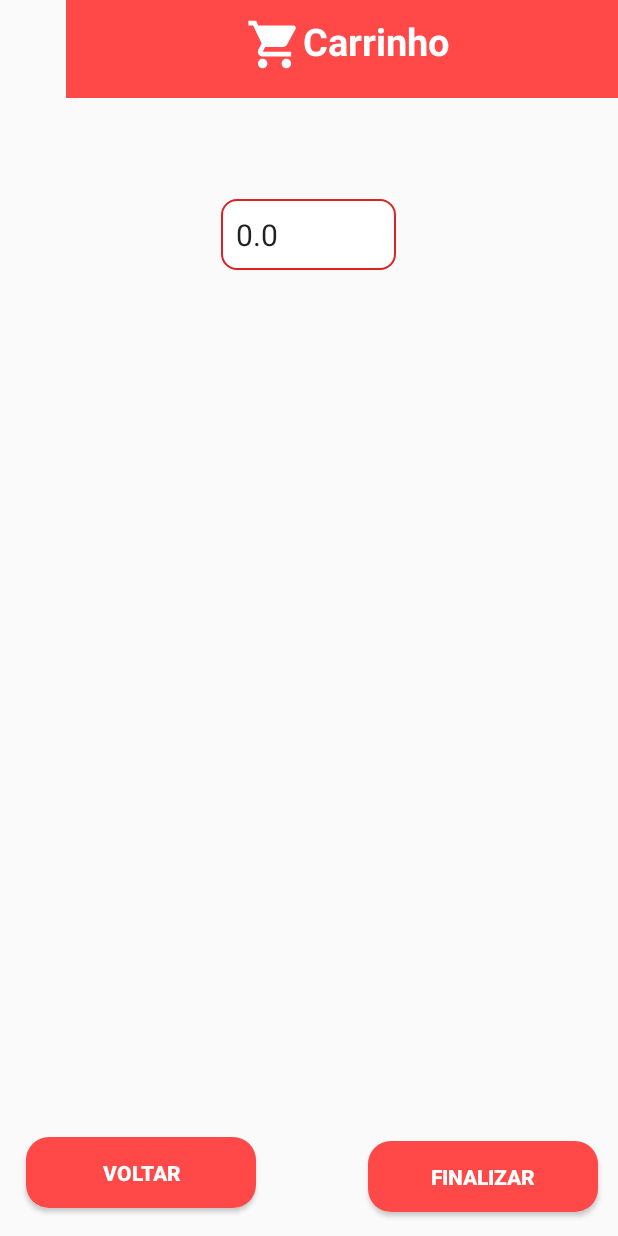
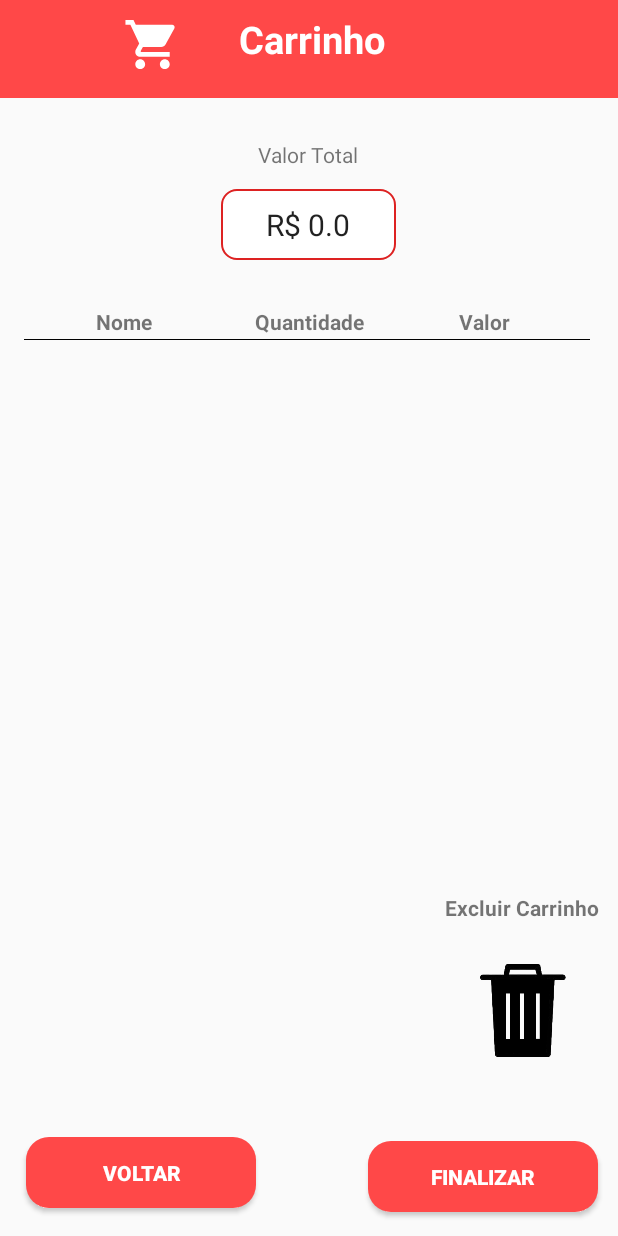
Before and after one commit to Lovato17/iFarma, an Android app: the Carrinho screen opened directly, with no data from a screen before it, on a phone screen of 412 x 824 dp. Run offline under Robolectric (Android 15) with nearby library versions, the phone set to English and light mode, and no system bars.

Commit message:
Projeto Pronto!!
acabamos galera

```diff
--- a/iFarma/app/src/main/java/com/example/ifarma/Carrinho.java
+++ b/iFarma/app/src/main/java/com/example/ifarma/Carrinho.java
@@ -31,17 +31,37 @@ public class Carrinho extends AppCompatActivity {
     protected void onCreate(Bundle savedInstanceState) {
         super.onCreate(savedInstanceState);
         setContentView(R.layout.activity_carrinho);
-
+        final TextView txtQTD = (TextView) findViewById(R.id.txtQuantidade);
+        final Button btnexcluir = (Button)findViewById(R.id.btnExcluir);
+        final TextView txtValor = (TextView)findViewById(R.id.txtTotal);
         final TextView ProdutoTXT = (TextView) findViewById(R.id.txtProdutos);
         final EditText totalEDT = (EditText) findViewById(R.id.edttotal);
         Finalizar = (Button) findViewById(R.id.btn_finalizar);
+
+        btnexcluir.setOnClickListener(new View.OnClickListener() {
+            @Override
+            public void onClick(View v) {
+                //produtosSelecionados.add(" ");
+                totalEDT.setText("");
+                txtQTD.setText("");
+                txtValor.setText("");
+                ProdutoTXT.setText("");
+                produtosSelecionados.clear();
+                precoTotal = 0;
+                Toast.makeText(Carrinho.this, "Compra Excluida Com Sucesso!!", Toast.LENGTH_SHORT).show();
+
+                startActivity(new Intent(Carrinho.this, Produtos.class));
+
+            }
+        });
         Finalizar.setOnClickListener(new View.OnClickListener() {
             @Override
             public void onClick(View v) {
                 //produtosSelecionados.add(" ");
                 totalEDT.setText("");
-
-                ProdutoTXT.setText(" ");
+                txtQTD.setText("");
+                txtValor.setText("");
+                ProdutoTXT.setText("");
                 produtosSelecionados.clear();
                 precoTotal = 0;
                 Toast.makeText(Carrinho.this, "Compra Finalizada Com Sucesso!!", Toast.LENGTH_SHORT).show();
@@ -57,7 +77,8 @@ public class Carrinho extends AppCompatActivity {
                 startActivity(new Intent(Carrinho.this, Produtos.class));
             }
         });
-
+        txtQTD.setText("");
+        txtValor.setText("");
         ProdutoTXT.setText("");
 
         try {
@@ -75,14 +96,16 @@ public class Carrinho extends AppCompatActivity {
                 if (ProdutossTXT.contains(nome)){
                 }
                 else{
-                    ProdutoTXT.setText(ProdutoTXT.getText() + "\n Nome - " + nome +  " Preço unitario - " + preco + " Quantidade - " + qtd + " Preço - " + (preco * qtd));
+                    ProdutoTXT.setText(ProdutoTXT.getText() + "\n"+"|       " + nome);
+                    txtQTD.setText(txtQTD.getText() + "\n"+"|           "+qtd);
+                    txtValor.setText(txtValor.getText() + "\n"+"|           "+preco * qtd);
 
                     precoTotal += preco*qtd;
                     idTxt++;
                     idBtn++;
                 }
             }
-            totalEDT.setText("" + precoTotal);
+            totalEDT.setText("R$ " + precoTotal);
         }
         catch (Exception erro){
             ProdutoTXT.setText(erro.toString());
--- a/iFarma/app/src/main/res/layout/activity_carrinho.xml
+++ b/iFarma/app/src/main/res/layout/activity_carrinho.xml
@@ -11,7 +11,7 @@
 
     <RelativeLayout
         android:id="@+id/div_topo_carrinho"
-        android:layout_width="368dp"
+        android:layout_width="414dp"
         android:layout_height="65dp"
         android:background="#FF4848"
         android:padding="10dp"
@@ -24,18 +24,21 @@
 
         <TextView
             android:id="@+id/lblTituloCarrinho"
-            android:layout_width="116dp"
-            android:layout_height="50dp"
+            android:layout_width="wrap_content"
+            android:layout_height="55dp"
             android:layout_alignParentStart="true"
             android:layout_alignParentLeft="true"
+            android:layout_alignParentTop="true"
             android:layout_alignParentEnd="true"
             android:layout_alignParentRight="true"
-            android:layout_marginStart="148dp"
-            android:layout_marginLeft="148dp"
-            android:layout_marginEnd="94dp"
-            android:layout_marginRight="94dp"
-            android:layout_marginBottom="5dp"
+            android:layout_marginStart="143dp"
+            android:layout_marginLeft="143dp"
+            android:layout_marginTop="-1dp"
+            android:layout_marginEnd="138dp"
+            android:layout_marginRight="138dp"
+            android:gravity="center_horizontal"
             android:text="Carrinho"
+            android:textAlignment="center"
             android:textColor="#fff"
             android:textSize="25sp"
             android:textStyle="bold" />
@@ -47,10 +50,10 @@
             android:layout_alignParentLeft="true"
             android:layout_alignParentEnd="true"
             android:layout_alignParentRight="true"
-            android:layout_marginStart="110dp"
-            android:layout_marginLeft="110dp"
-            android:layout_marginEnd="200dp"
-            android:layout_marginRight="200dp"
+            android:layout_marginStart="61dp"
+            android:layout_marginLeft="61dp"
+            android:layout_marginEnd="269dp"
+            android:layout_marginRight="269dp"
             android:src="@drawable/ic_shopping_cart" />
 
     </RelativeLayout>
@@ -58,11 +61,13 @@
     <EditText
         android:id="@+id/edttotal"
         android:layout_width="wrap_content"
+        android:textAlignment="center"
         android:layout_height="wrap_content"
         android:layout_below="@+id/div_topo_carrinho"
         android:layout_centerHorizontal="true"
         android:layout_margin="10dp"
         android:background="@drawable/custom_input"
+        android:cursorVisible="false"
         android:hint="Preço total"
         android:padding="10dp"
         android:textSize="20sp"
@@ -71,22 +76,25 @@
         app:layout_constraintHorizontal_bias="0.498"
         app:layout_constraintStart_toStartOf="parent"
         app:layout_constraintTop_toTopOf="parent"
-        app:layout_constraintVertical_bias="0.162" />
+        app:layout_constraintVertical_bias="0.153"
+        android:gravity="center_horizontal" />
 
     <TextView
         android:id="@+id/txtProdutos"
-        android:layout_width="360dp"
-        android:layout_height="302dp"
+        android:layout_width="124dp"
+        android:layout_height="174dp"
         android:layout_below="@+id/edttotal"
         android:layout_centerHorizontal="true"
+
         android:text="produtos"
+
         android:textSize="15sp"
         app:layout_constraintBottom_toBottomOf="parent"
         app:layout_constraintEnd_toEndOf="parent"
-        app:layout_constraintHorizontal_bias="0.428"
+        app:layout_constraintHorizontal_bias="0.059"
         app:layout_constraintStart_toStartOf="parent"
         app:layout_constraintTop_toTopOf="parent"
-        app:layout_constraintVertical_bias="0.52" />
+        app:layout_constraintVertical_bias="0.363" />
 
     <Button
         android:id="@+id/btn_voltar_produtos"
@@ -124,5 +132,120 @@
         app:layout_constraintTop_toTopOf="parent"
         app:layout_constraintVertical_bias="0.992" />
 
+    <TextView
+        android:id="@+id/textView5"
+        android:layout_width="50dp"
+        android:layout_height="22dp"
+        android:text="Nome"
+        android:textStyle="bold"
+        app:layout_constraintBottom_toBottomOf="parent"
+        app:layout_constraintEnd_toEndOf="parent"
+        app:layout_constraintHorizontal_bias="0.177"
+        app:layout_constraintStart_toStartOf="parent"
+        app:layout_constraintTop_toTopOf="parent"
+        app:layout_constraintVertical_bias="0.255" />
+
+    <TextView
+        android:id="@+id/textView6"
+        android:layout_width="wrap_content"
+        android:layout_height="wrap_content"
+        android:text="Quantidade"
+        android:textStyle="bold"
+        app:layout_constraintBottom_toBottomOf="parent"
+        app:layout_constraintEnd_toEndOf="parent"
+        app:layout_constraintStart_toStartOf="parent"
+        app:layout_constraintTop_toTopOf="parent"
+        app:layout_constraintVertical_bias="0.254" />
+
+    <TextView
+        android:id="@+id/textView7"
+        android:layout_width="wrap_content"
+        android:layout_height="wrap_content"
+        android:text="Valor"
+        android:textStyle="bold"
+        app:layout_constraintBottom_toBottomOf="parent"
+        app:layout_constraintEnd_toEndOf="parent"
+        app:layout_constraintHorizontal_bias="0.809"
+        app:layout_constraintStart_toStartOf="parent"
+        app:layout_constraintTop_toTopOf="parent"
+        app:layout_constraintVertical_bias="0.254" />
+
+    <TextView
+        android:id="@+id/txtQuantidade"
+        android:layout_width="132dp"
+        android:layout_height="177dp"
+
+        android:text="qdt"
+
+        app:layout_constraintBottom_toBottomOf="parent"
+        app:layout_constraintEnd_toEndOf="parent"
+        app:layout_constraintHorizontal_bias="0.508"
+        app:layout_constraintStart_toStartOf="parent"
+        app:layout_constraintTop_toTopOf="parent"
+        app:layout_constraintVertical_bias="0.366" />
+
+    <TextView
+        android:id="@+id/txtTotal"
+        android:layout_width="114dp"
+        android:layout_height="159dp"
+
+        android:text=" total"
+
+        app:layout_constraintBottom_toBottomOf="parent"
+        app:layout_constraintEnd_toEndOf="parent"
+        app:layout_constraintHorizontal_bias="0.922"
+        app:layout_constraintStart_toStartOf="parent"
+        app:layout_constraintTop_toTopOf="parent"
+        app:layout_constraintVertical_bias="0.354" />
+
+    <ImageView
+        android:id="@+id/imageView6"
+        android:layout_width="377dp"
+        android:layout_height="18dp"
+        app:layout_constraintBottom_toBottomOf="parent"
+        app:layout_constraintEnd_toEndOf="parent"
+        app:layout_constraintHorizontal_bias="0.47"
+        app:layout_constraintStart_toStartOf="parent"
+        app:layout_constraintTop_toTopOf="parent"
+        app:layout_constraintVertical_bias="0.27"
+        app:srcCompat="@drawable/separcaohorizontal" />
+
+    <TextView
+        android:id="@+id/textView10"
+        android:layout_width="wrap_content"
+        android:layout_height="wrap_content"
+        android:text="Valor Total"
+        app:layout_constraintBottom_toBottomOf="parent"
+        app:layout_constraintEnd_toEndOf="parent"
+        app:layout_constraintHorizontal_bias="0.498"
+        app:layout_constraintStart_toStartOf="parent"
+        app:layout_constraintTop_toTopOf="parent"
+        app:layout_constraintVertical_bias="0.116" />
+
+    <Button
+        android:id="@+id/btnExcluir"
+        android:layout_width="57dp"
+        android:layout_height="62dp"
+        android:background="@drawable/lixo"
+        app:layout_constraintBottom_toBottomOf="parent"
+        app:layout_constraintEnd_toEndOf="parent"
+        app:layout_constraintHorizontal_bias="0.903"
+        app:layout_constraintStart_toStartOf="parent"
+        app:layout_constraintTop_toTopOf="parent"
+        app:layout_constraintVertical_bias="0.843" />
+
+    <TextView
+        android:id="@+id/textView8"
+        android:layout_width="wrap_content"
+        android:layout_height="wrap_content"
+        android:text="Excluir Carrinho"
+        android:textStyle="bold"
+        app:layout_constraintBottom_toBottomOf="parent"
+        app:layout_constraintEnd_toEndOf="parent"
+        app:layout_constraintHorizontal_bias="0.958"
+        app:layout_constraintStart_toStartOf="parent"
+        app:layout_constraintTop_toTopOf="parent"
+        app:layout_constraintVertical_bias="0.74" />
+
 
 </androidx.constraintlayout.widget.ConstraintLayout>
--- a/iFarma/app/src/main/res/layout/activity_produtos.xml
+++ b/iFarma/app/src/main/res/layout/activity_produtos.xml
@@ -8,11 +8,18 @@
     tools:context=".Produtos">
 
     <!--TOPO-->
+
     <RelativeLayout
         android:id="@+id/divTopo"
-        android:layout_width="361dp"
-        android:layout_height="64dp"
+        android:layout_width="412dp"
+        android:layout_height="62dp"
         android:background="#FF4848"
+        app:layout_constraintBottom_toBottomOf="parent"
+        app:layout_constraintEnd_toEndOf="parent"
+        app:layout_constraintHorizontal_bias="0.0"
+        app:layout_constraintStart_toStartOf="parent"
+        app:layout_constraintTop_toTopOf="parent"
+        app:layout_constraintVertical_bias="0.0"
         tools:ignore="MissingConstraints">
 
         <!--LOGO DAS FARMACIAS-->
@@ -114,7 +121,7 @@
         android:layout_width="356dp"
         android:layout_height="573dp"
         app:layout_constraintEnd_toEndOf="parent"
-        app:layout_constraintHorizontal_bias="0.0"
+        app:layout_constraintHorizontal_bias="0.49"
         app:layout_constraintStart_toStartOf="parent"
         app:layout_constraintTop_toBottomOf="@+id/divTopo">
 
```
Also changed, not shown: iFarma/app/src/main/res/drawable/lixo.png (added), iFarma/app/src/main/res/drawable/mais.png (added), iFarma/app/src/main/res/drawable/separcaohorizontal.jpeg (added), iFarma/app/src/main/res/drawable/seracaovertical.jpeg (added).
